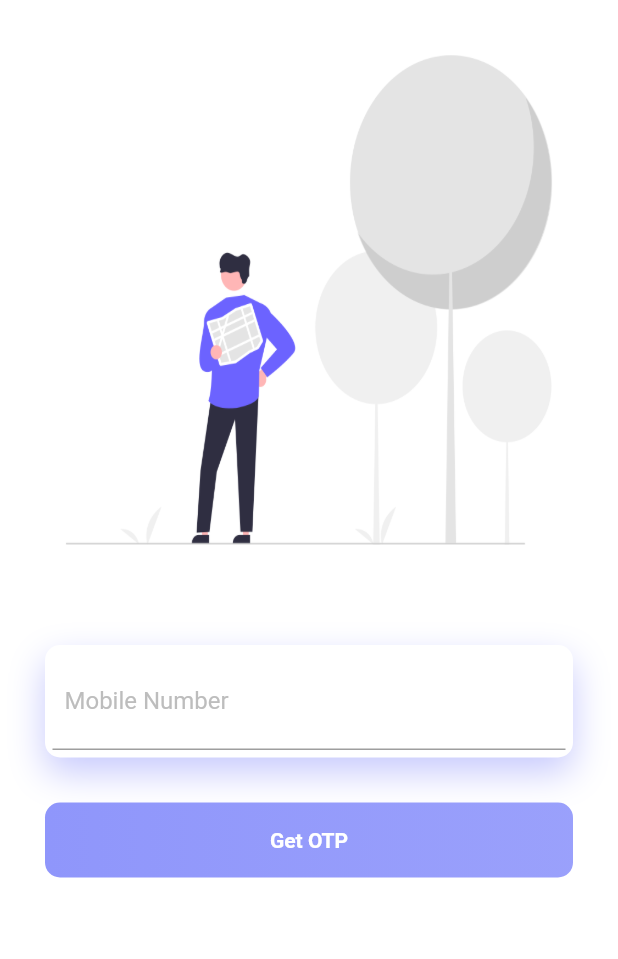
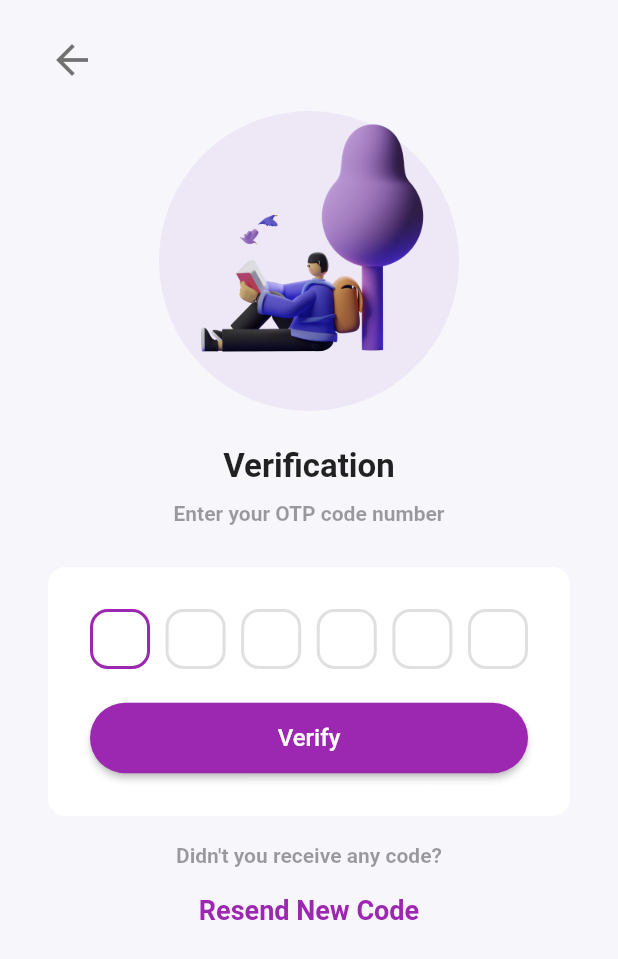
Before and after one commit to Fuzzy-Brains/ride_share_app, a Flutter app: the screen it shows after launch, on a phone screen of 412 x 824 dp. Shown: the top 959 px of the screen. Run offline on Flutter 3.47's test engine with Material 2 defaults, Android fonts, the phone set to English and light mode, and no system bars; our stand-ins replace firebase_core; accounts and stored records are empty.

Commit message:
Otp page

```diff
--- a/lib/main.dart
+++ b/lib/main.dart
@@ -1,6 +1,7 @@
 import 'package:firebase_core/firebase_core.dart';
 import 'package:flutter/material.dart';
 import 'package:ride_share_app/screens/login_screen.dart';
+import 'package:ride_share_app/screens/otp.dart';
 
 void main() async{
   WidgetsFlutterBinding.ensureInitialized();
@@ -21,7 +22,7 @@
         primarySwatch: Colors.blue,
         scaffoldBackgroundColor: Colors.white
       ),
-      home: const LoginScreen(),
+      home: const Otp(),
     );
   }
 }
--- /dev/null
+++ b/lib/screens/otp.dart
@@ -0,0 +1,187 @@
+import 'package:flutter/material.dart';
+import 'package:ride_share_app/widgets/widget.dart';
+
+class Otp extends StatefulWidget {
+  const Otp({Key? key}) : super(key: key);
+
+  @override
+  _OtpState createState() => _OtpState();
+}
+
+class _OtpState extends State<Otp> {
+  @override
+  Widget build(BuildContext context) {
+    return Scaffold(
+      resizeToAvoidBottomInset: false,
+      backgroundColor: Color(0xfff7f6fb),
+      body: SafeArea(
+        child: Padding(
+          padding: EdgeInsets.symmetric(vertical: 24, horizontal: 32),
+          child: Column(
+            children: [
+              Align(
+                alignment: Alignment.topLeft,
+                child: GestureDetector(
+                  onTap: () => Navigator.pop(context),
+                  child: Icon(
+                    Icons.arrow_back,
+                    size: 32,
+                    color: Colors.black54,
+                  ),
+                ),
+              ),
+              SizedBox(
+                height: 18,
+              ),
+              Container(
+                width: 200,
+                height: 200,
+                decoration: BoxDecoration(
+                  color: Colors.deepPurple.shade50,
+                  shape: BoxShape.circle,
+                ),
+                child: Image.asset(
+                  'assets/illustration-3.png',
+                ),
+              ),
+              SizedBox(
+                height: 24,
+              ),
+              Text(
+                'Verification',
+                style: TextStyle(
+                  fontSize: 22,
+                  fontWeight: FontWeight.bold,
+                ),
+              ),
+              SizedBox(
+                height: 10,
+              ),
+              Text(
+                "Enter your OTP code number",
+                style: TextStyle(
+                  fontSize: 14,
+                  fontWeight: FontWeight.bold,
+                  color: Colors.black38,
+                ),
+                textAlign: TextAlign.center,
+              ),
+              SizedBox(
+                height: 28,
+              ),
+              Container(
+                padding: EdgeInsets.all(28),
+                decoration: BoxDecoration(
+                  color: Colors.white,
+                  borderRadius: BorderRadius.circular(12),
+                ),
+                child: Column(
+                  children: [
+                    Row(
+                      mainAxisAlignment: MainAxisAlignment.spaceBetween,
+                      children: [
+                        _textFieldOTP(first: true, last: false),
+                        _textFieldOTP(first: false, last: false),
+                        _textFieldOTP(first: false, last: false),
+                        _textFieldOTP(first: false, last: true),
+                        _textFieldOTP(first: true, last: false),
+                        _textFieldOTP(first: false, last: true),
+                      ],
+                    ),
+                    SizedBox(
+                      height: 22,
+                    ),
+                    SizedBox(
+                      width: double.infinity,
+                      child: ElevatedButton(
+                        onPressed: () {},
+                        style: ButtonStyle(
+                          foregroundColor:
+                              MaterialStateProperty.all<Color>(Colors.white),
+                          backgroundColor:
+                              MaterialStateProperty.all<Color>(Colors.purple),
+                          shape:
+                              MaterialStateProperty.all<RoundedRectangleBorder>(
+                            RoundedRectangleBorder(
+                              borderRadius: BorderRadius.circular(24.0),
+                            ),
+                          ),
+                        ),
+                        child: Padding(
+                          padding: EdgeInsets.all(14.0),
+                          child: Text(
+                            'Verify',
+                            style: TextStyle(fontSize: 16),
+                          ),
+                        ),
+                      ),
+                    )
+                  ],
+                ),
+              ),
+              SizedBox(
+                height: 18,
+              ),
+              Text(
+                "Didn't you receive any code?",
+                style: TextStyle(
+                  fontSize: 14,
+                  fontWeight: FontWeight.bold,
+                  color: Colors.black38,
+                ),
+                textAlign: TextAlign.center,
+              ),
+              SizedBox(
+                height: 18,
+              ),
+              Text(
+                "Resend New Code",
+                style: TextStyle(
+                  fontSize: 18,
+                  fontWeight: FontWeight.bold,
+                  color: Colors.purple,
+                ),
+                textAlign: TextAlign.center,
+              ),
+            ],
+          ),
+        ),
+      ),
+    );
+  }
+
+  Widget _textFieldOTP({bool first=true, last}) {
+    return Container(
+      height: 40,
+      child: AspectRatio(
+        aspectRatio: 1.0,
+        child: TextField(
+          autofocus: true,
+          onChanged: (value) {
+            if (value.length == 1 && last == false) {
+              FocusScope.of(context).nextFocus();
+            }
+            if (value.length == 0 && first == false) {
+              FocusScope.of(context).previousFocus();
+            }
+          },
+          showCursor: false,
+          readOnly: false,
+          textAlign: TextAlign.center,
+          style: TextStyle(fontSize: 24, fontWeight: FontWeight.bold),
+          keyboardType: TextInputType.number,
+          maxLength: 1,
+          decoration: InputDecoration(
+            counter: Offstage(),
+            enabledBorder: OutlineInputBorder(
+                borderSide: BorderSide(width: 2, color: Colors.black12),
+                borderRadius: BorderRadius.circular(12)),
+            focusedBorder: OutlineInputBorder(
+                borderSide: BorderSide(width: 2, color: Colors.purple),
+                borderRadius: BorderRadius.circular(12)),
+          ),
+        ),
+      ),
+    );
+  }
+}
```
Also changed, not shown: assets/illustration-3.png (added), pubspec.lock.
